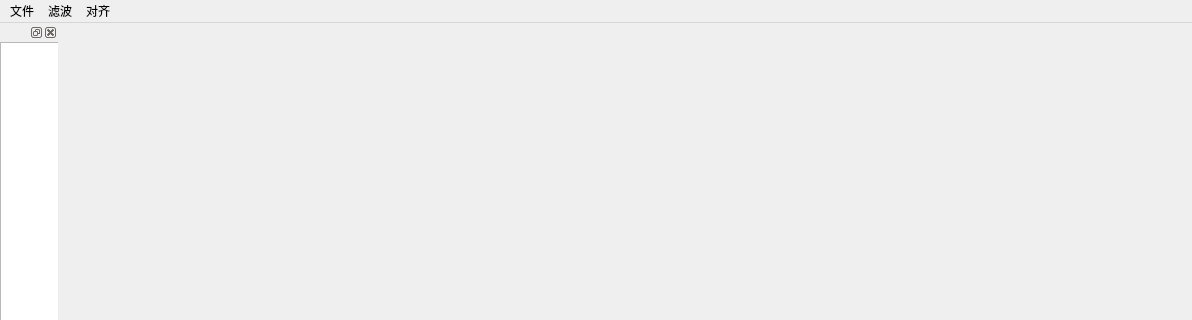
Before: the Qt Designer form pythonVTK/MainForm.ui in 18wang/PointCloud, drawn with Qt 5; both pictures show x 0 to 1192 and y 0 to 320 of the 1192 by 863 pixel window.
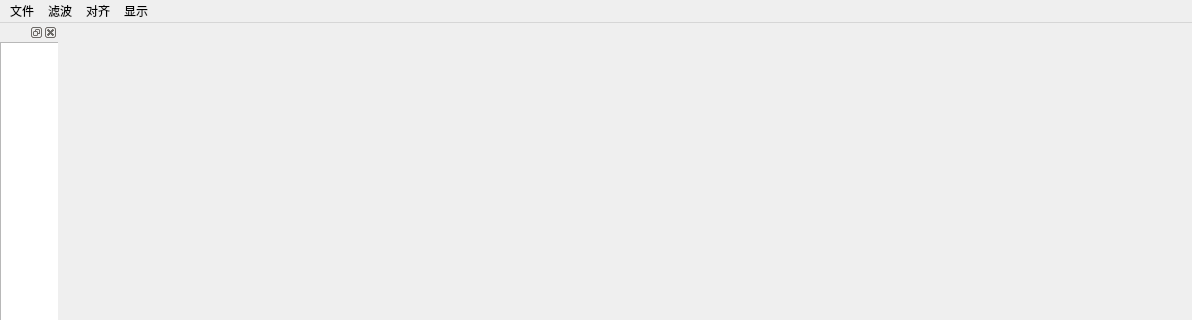
After: the same form once the commit is applied.

```diff
--- a/pythonVTK/MainForm.ui
+++ b/pythonVTK/MainForm.ui
@@ -32,7 +32,7 @@
      <x>0</x>
      <y>0</y>
      <width>1192</width>
-     <height>23</height>
+     <height>28</height>
     </rect>
    </property>
    <widget class="QMenu" name="menu">
@@ -58,9 +58,16 @@
     <addaction name="actionICP"/>
     <addaction name="actionRPS"/>
    </widget>
+   <widget class="QMenu" name="menu_4">
+    <property name="title">
+     <string>显示</string>
+    </property>
+    <addaction name="actionClearDisplay"/>
+   </widget>
    <addaction name="menu"/>
    <addaction name="menu_2"/>
    <addaction name="menu_3"/>
+   <addaction name="menu_4"/>
   </widget>
   <widget class="QStatusBar" name="statusbar"/>
   <widget class="QDockWidget" name="dockWidget_2">
```
Left out of the diff: 17 changed lines with no effect on the pictures.
